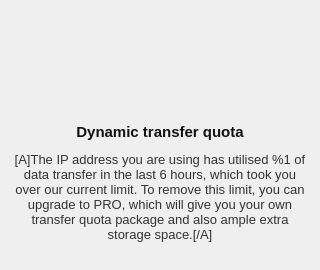
Old version of the form src/MEGASync/gui/win/DynamicTransferQuotaPopOver.ui in the repository meganz/MEGAsync.
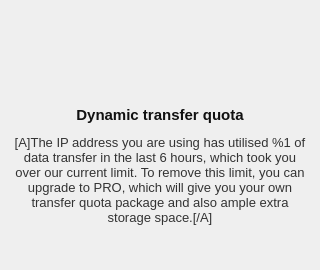
New version of the form. Icons and pictures are not drawn.

What changed in the file:
```diff
--- a/src/MEGASync/gui/win/DynamicTransferQuotaPopOver.ui
+++ b/src/MEGASync/gui/win/DynamicTransferQuotaPopOver.ui
@@ -39,7 +39,7 @@
     <number>12</number>
    </property>
    <property name="topMargin">
-    <number>32</number>
+    <number>15</number>
    </property>
    <property name="rightMargin">
     <number>12</number>
```
